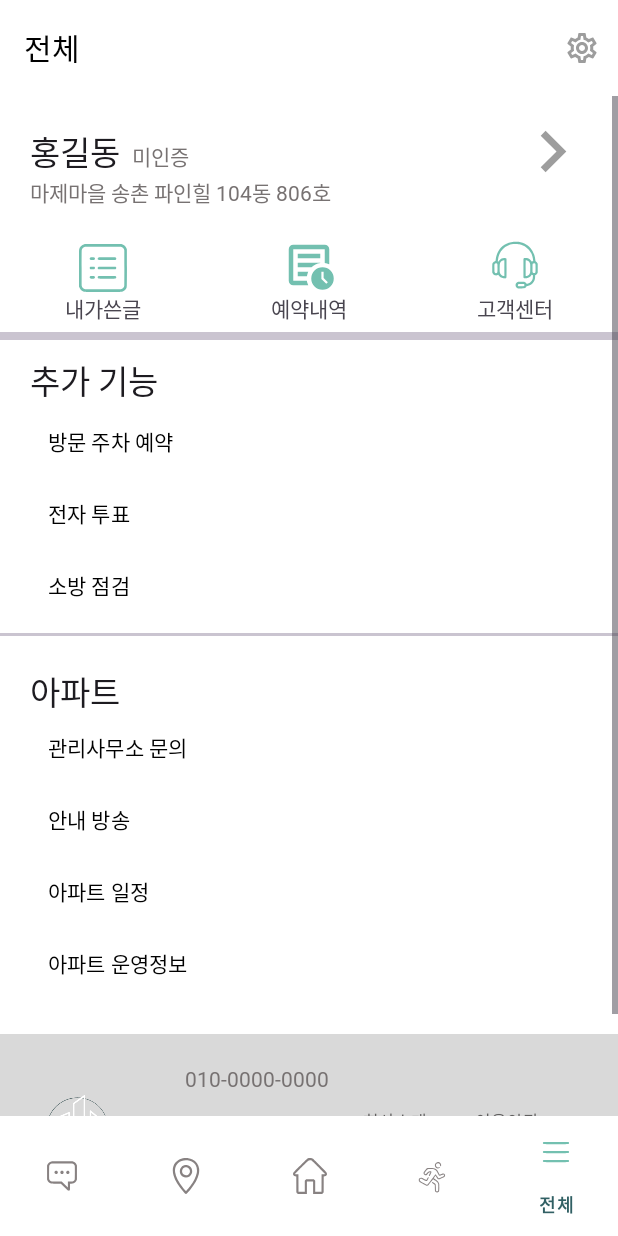
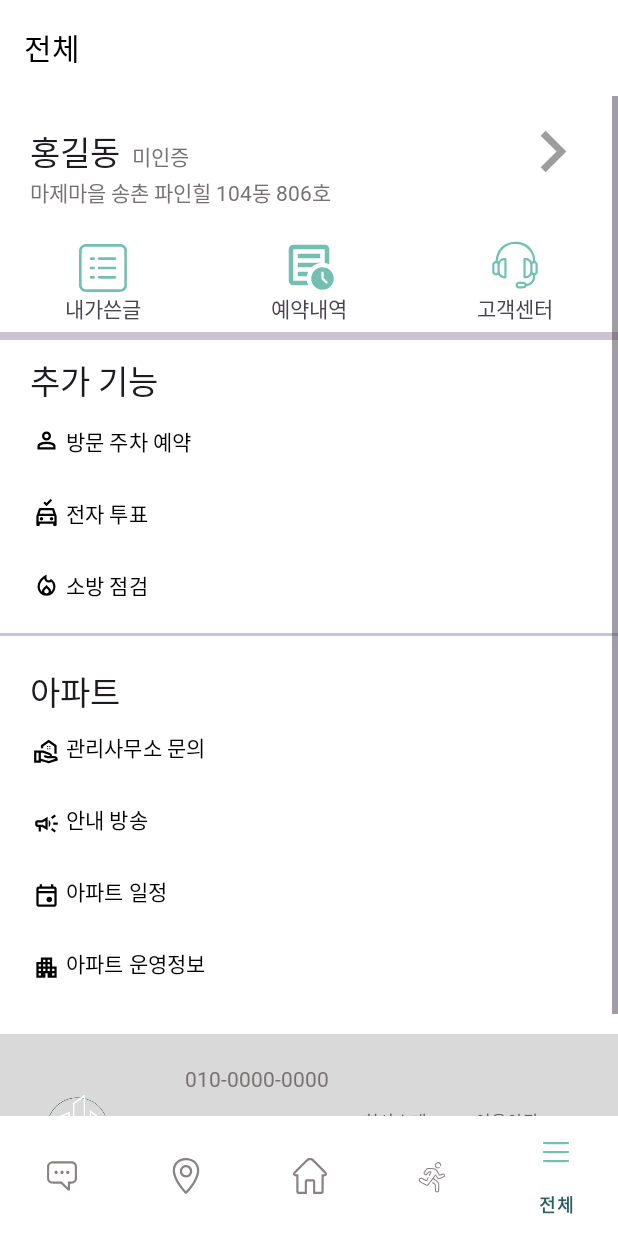
Before and after one commit to APP-Android2/FinalProject-ApartTalk, an Android app: the screen it shows after launch (MainActivity), item 5 of the bottom bar chosen, on a phone screen of 412 x 824 dp. Run offline under Robolectric (Android 15) with nearby library versions, the phone set to English and light mode, and no system bars.

Commit message:
feat : #38 EntireMenuFragment에 아이콘 추가

```diff
--- a/app/src/main/java/kr/co/lion/application/finalproject_aparttalk/ui/entiremenu/EntireMenuFragment.kt
+++ b/app/src/main/java/kr/co/lion/application/finalproject_aparttalk/ui/entiremenu/EntireMenuFragment.kt
@@ -16,26 +16,9 @@ class EntireMenuFragment : Fragment() {
         inflater: LayoutInflater, container: ViewGroup?, savedInstanceState: Bundle?): View? {
         // Inflate the layout for this fragment
         binding = FragmentEntireMenuBinding.inflate(layoutInflater)
-        settingToolbar()
         settingEvent()
         extraEvent()
         return binding.root
-    }
-
-
-    //툴바 설정
-    private fun settingToolbar(){
-        with(binding){
-            toolbarMenu.apply {
-                inflateMenu(R.menu.menu_setting)
-                setOnMenuItemClickListener {
-                    //설정 액티비티로 이동
-
-                    true
-                }
-
-            }
-        }
     }
 
     //클릭 이벤트
--- a/app/src/main/res/layout/fragment_entire_menu.xml
+++ b/app/src/main/res/layout/fragment_entire_menu.xml
@@ -199,33 +199,39 @@
 
             <Button
                 android:id="@+id/buttonResParkingMenu"
-                style="@style/Widget.Material3.Button.TextButton"
+                style="@style/Widget.Material3.Button.TextButton.Icon"
                 android:layout_width="match_parent"
                 android:layout_height="wrap_content"
-                android:layout_marginLeft="20dp"
+                android:layout_marginLeft="10dp"
                 android:gravity="start|center_vertical"
                 android:text="방문 주차 예약"
-                android:textColor="@color/black" />
+                android:textColor="@color/black"
+                app:icon="@drawable/icon_person"
+                app:iconTint="@color/black" />
 
             <Button
                 android:id="@+id/buttonVoteMenu"
-                style="@style/Widget.Material3.Button.TextButton"
+                style="@style/Widget.Material3.Button.TextButton.Icon"
                 android:layout_width="match_parent"
                 android:layout_height="wrap_content"
-                android:layout_marginLeft="20dp"
+                android:layout_marginLeft="10dp"
                 android:gravity="start|center_vertical"
                 android:text="전자 투표"
-                android:textColor="@color/black" />
+                android:textColor="@color/black"
+                app:icon="@drawable/icon_car"
+                app:iconTint="@color/black" />
 
             <Button
                 android:id="@+id/buttonFireMenu"
-                style="@style/Widget.Material3.Button.TextButton"
+                style="@style/Widget.Material3.Button.TextButton.Icon"
                 android:layout_width="match_parent"
                 android:layout_height="wrap_content"
-                android:layout_marginLeft="20dp"
+                android:layout_marginLeft="10dp"
                 android:gravity="start|center_vertical"
                 android:text="소방 점검"
-                android:textColor="@color/black" />
+                android:textColor="@color/black"
+                app:icon="@drawable/icon_fire"
+                app:iconTint="@color/black" />
 
             <com.google.android.material.divider.MaterialDivider
                 android:layout_width="match_parent"
@@ -245,43 +251,51 @@
 
             <Button
                 android:id="@+id/buttonContactMenu"
-                style="@style/Widget.Material3.Button.TextButton"
+                style="@style/Widget.Material3.Button.TextButton.Icon"
                 android:layout_width="match_parent"
                 android:layout_height="wrap_content"
-                android:layout_marginLeft="20dp"
+                android:layout_marginLeft="10dp"
                 android:gravity="start|center_horizontal"
                 android:text="관리사무소 문의"
-                android:textColor="@color/black" />
+                android:textColor="@color/black"
+                app:icon="@drawable/icon_management_office"
+                app:iconTint="@color/black" />
 
             <Button
                 android:id="@+id/buttonBroadcastMenu"
-                style="@style/Widget.Material3.Button.TextButton"
+                style="@style/Widget.Material3.Button.TextButton.Icon"
                 android:layout_width="match_parent"
                 android:layout_height="wrap_content"
-                android:layout_marginLeft="20dp"
+                android:layout_marginLeft="10dp"
                 android:gravity="start|center_horizontal"
                 android:text="안내 방송"
-                android:textColor="@color/black" />
+                android:textColor="@color/black"
+                app:icon="@drawable/icon_campaign"
+                app:iconTint="@color/black" />
 
             <Button
                 android:id="@+id/buttonAptSchduleMenu"
-                style="@style/Widget.Material3.Button.TextButton"
+                style="@style/Widget.Material3.Button.TextButton.Icon"
                 android:layout_width="match_parent"
                 android:layout_height="wrap_content"
-                android:layout_marginLeft="20dp"
+                android:layout_marginLeft="10dp"
                 android:gravity="start|center_horizontal"
                 android:text="아파트 일정"
-                android:textColor="@color/black" />
+                android:textColor="@color/black"
+                app:icon="@drawable/icon_calendar"
+                app:iconTint="@color/black" />
 
             <Button
                 android:id="@+id/buttonAptInfoMenu"
                 style="@style/Widget.Material3.Button.TextButton"
                 android:layout_width="match_parent"
                 android:layout_height="wrap_content"
-                android:layout_marginLeft="20dp"
+                android:layout_marginLeft="10dp"
                 android:gravity="start|center_horizontal"
                 android:text="아파트 운영정보"
-                android:textColor="@color/black" />
+                android:textColor="@color/black"
+                app:icon="@drawable/icon_apartment"
+                app:iconTint="@color/black" />
 
             <LinearLayout
                 android:layout_width="match_parent"
```
